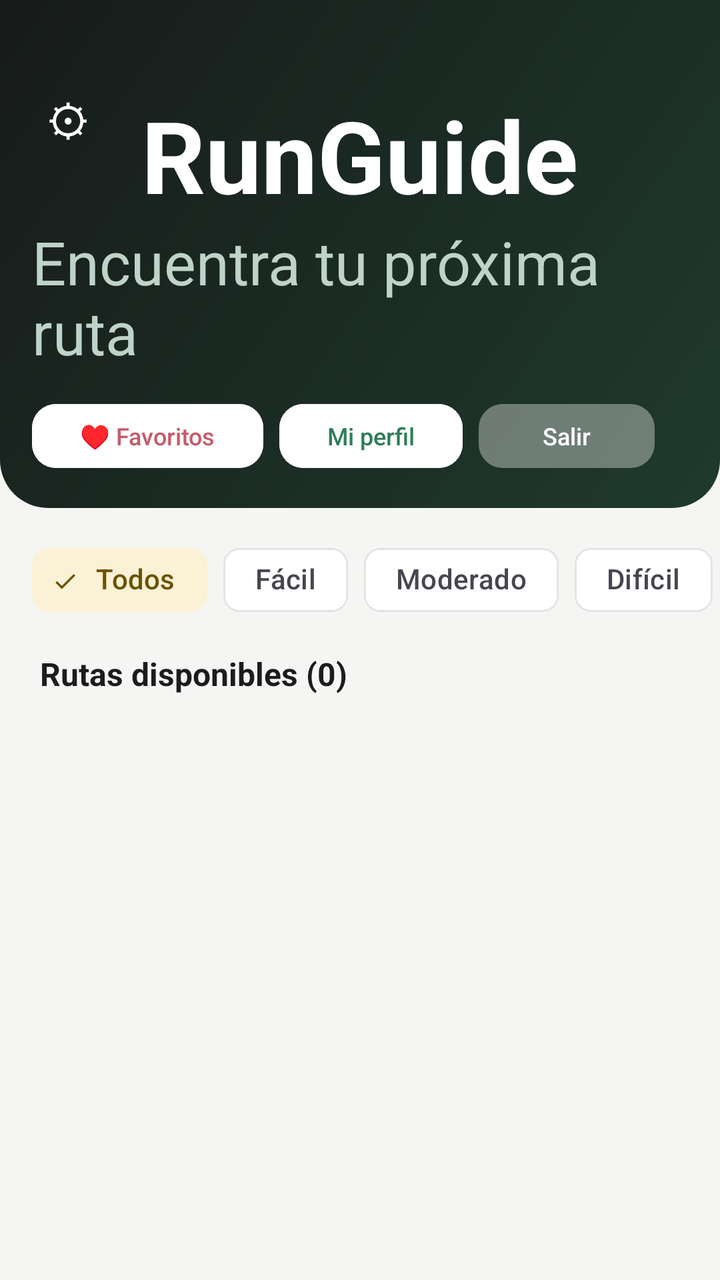
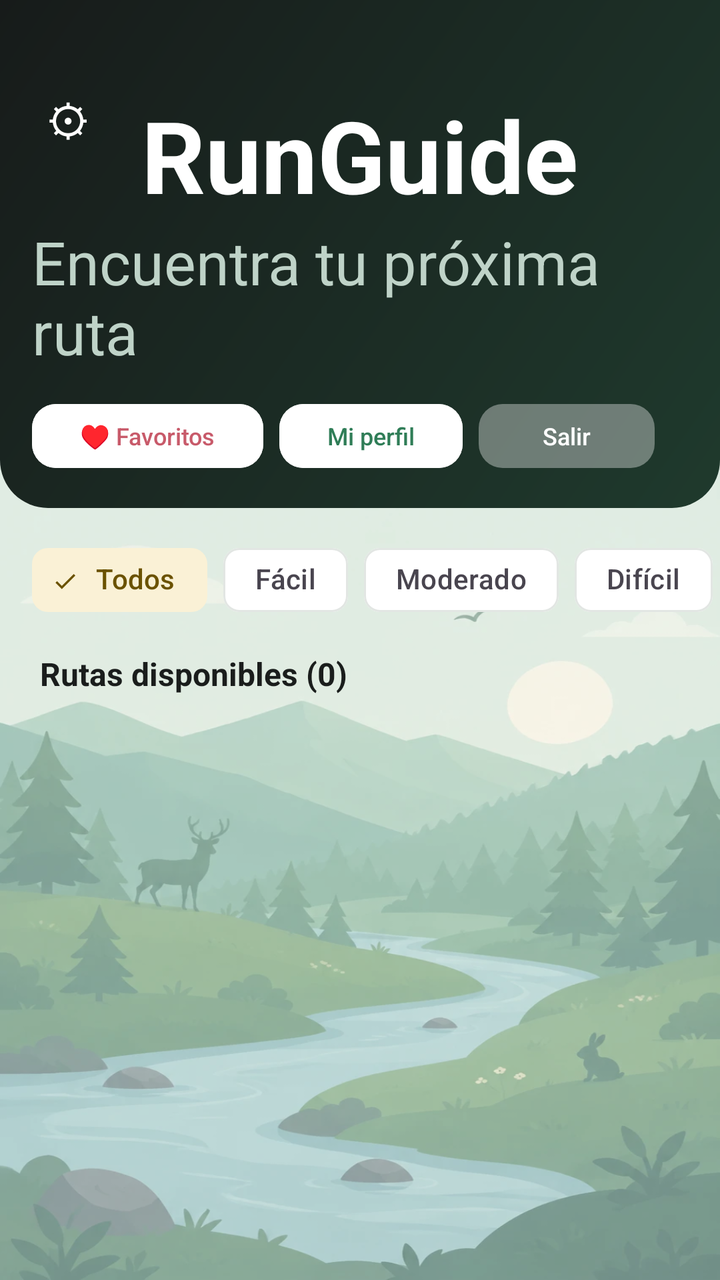

The first picture is an Android layout as it rendered before a commit; the second is the same layout after the commit. The layout source and the unified diff follow.
<!-- AndroidManifest.xml: application theme Theme.RunGuide -->
<!-- res/layout/activity_senderos.xml -->
<?xml version="1.0" encoding="utf-8"?>
<LinearLayout xmlns:android="http://schemas.android.com/apk/res/android"
    xmlns:app="http://schemas.android.com/apk/res-auto"
    android:layout_width="match_parent"
    android:layout_height="match_parent"
    android:orientation="vertical"
    android:background="@color/fondo_app">

    
    <FrameLayout
        android:layout_width="match_parent"
        android:layout_height="wrap_content">

    <LinearLayout
        android:layout_width="match_parent"
        android:layout_height="wrap_content"
        android:orientation="vertical"
        android:background="@drawable/bg_header"
        android:paddingTop="44dp"
        android:paddingBottom="16dp"
        android:paddingStart="16dp"
        android:paddingEnd="16dp">

        <TextView
            android:layout_width="wrap_content"
            android:layout_height="wrap_content"
            android:text="@string/runguide"
            android:textAlignment="center"
            android:layout_gravity="center"
            android:textColor="#FFFFFF"
            android:textSize="50sp"
            android:textStyle="bold" />

        <TextView
            android:layout_gravity="center"

            android:layout_width="wrap_content"
            android:layout_height="wrap_content"
            android:text="@string/encuentra_tu_proxima_ruta"
            android:textSize="30sp"
            android:textColor="#BFD3C8"
            android:layout_marginBottom="12dp" />

        <LinearLayout
            android:layout_width="match_parent"
            android:layout_height="wrap_content"
            android:orientation="horizontal"
            android:gravity="center_vertical">

            <Button
                android:id="@+id/btnFavoritos"
                android:layout_width="wrap_content"
                android:layout_height="40dp"
                android:text="@string/favoritos"
                android:textSize="12sp"
                android:textAllCaps="false"
                android:backgroundTint="#FFFFFF"
                android:textColor="@color/corazon"
                android:layout_marginEnd="8dp" />

            <Button
                android:id="@+id/btnDashboard"
                android:layout_width="wrap_content"
                android:layout_height="40dp"
                android:text="@string/mi_perfil"
                android:textSize="12sp"
                android:textAllCaps="false"
                android:backgroundTint="#FFFFFF"
                android:textColor="@color/verde_primario"
                android:layout_marginEnd="8dp" />

            <Button
                android:id="@+id/btnLogout"
                android:layout_width="wrap_content"
                android:layout_height="40dp"
                android:text="@string/salir"
                android:textSize="12sp"
                android:textAllCaps="false"
                android:backgroundTint="#33FFFFFF"
                android:textColor="#FFFFFF" />

        </LinearLayout>

        
        <LinearLayout
            android:id="@+id/rowAdmin"
            android:layout_width="match_parent"
            android:layout_height="wrap_content"
            android:orientation="horizontal"
            android:layout_marginTop="8dp"
            android:visibility="gone">

            <Button
                android:id="@+id/btnNuevoSendero"
                android:layout_width="wrap_content"
                android:layout_height="40dp"
                android:text="@string/nuevo_sendero_2"
                android:textSize="12sp"
                android:textAllCaps="false"
                android:backgroundTint="@color/amarillo"
                android:textColor="@color/texto_principal"
                android:layout_marginEnd="8dp" />

            <Button
                android:id="@+id/btnUsuarios"
                android:layout_width="wrap_content"
                android:layout_height="40dp"
                android:text="@string/usuarios"
                android:textSize="12sp"
                android:textAllCaps="false"
                android:backgroundTint="#FFFFFF"
                android:textColor="@color/verde_primario" />

        </LinearLayout>

    </LinearLayout>

        
        <Button
        android:id="@+id/btnAjustes"
        style="@style/Widget.Material3.Button.TextButton"
        android:layout_width="44dp"
        android:layout_height="40dp"
        android:layout_gravity="top|start"
        android:layout_marginTop="40dp"
        android:layout_marginStart="12dp"
        android:minWidth="0dp"
        android:padding="0dp"
        android:text="⚙"
        android:textSize="22sp"
        android:textColor="#FFFFFF"
        android:contentDescription="@string/ajustes" />


    </FrameLayout>

    
    <HorizontalScrollView
        android:layout_width="match_parent"
        android:layout_height="wrap_content"
        android:scrollbars="none"
        android:paddingTop="12dp">

        <com.google.android.material.chip.ChipGroup
            android:id="@+id/chipsDificultad"
            android:layout_width="wrap_content"
            android:layout_height="wrap_content"
            android:paddingStart="16dp"
            android:paddingEnd="16dp"
            app:singleSelection="true"
            app:selectionRequired="true"
            app:singleLine="true">

            <com.google.android.material.chip.Chip
                android:id="@+id/chipTodas"
                style="@style/Widget.Material3.Chip.Filter"
                android:layout_width="wrap_content"
                android:layout_height="wrap_content"
                android:text="@string/todos"
                android:checked="true" />

            <com.google.android.material.chip.Chip
                android:id="@+id/chipFacil"
                style="@style/Widget.Material3.Chip.Filter"
                android:layout_width="wrap_content"
                android:layout_height="wrap_content"
                android:text="@string/facil" />

            <com.google.android.material.chip.Chip
                android:id="@+id/chipModerada"
                style="@style/Widget.Material3.Chip.Filter"
                android:layout_width="wrap_content"
                android:layout_height="wrap_content"
                android:text="@string/moderado" />

            <com.google.android.material.chip.Chip
                android:id="@+id/chipDificil"
                style="@style/Widget.Material3.Chip.Filter"
                android:layout_width="wrap_content"
                android:layout_height="wrap_content"
                android:text="@string/dificil" />

        </com.google.android.material.chip.ChipGroup>
    </HorizontalScrollView>

    
    <TextView
        android:id="@+id/tvContador"
        android:layout_width="match_parent"
        android:layout_height="wrap_content"
        android:text="@string/rutas_disponibles_0"
        android:textSize="16sp"
        android:textStyle="bold"
        android:textColor="@color/texto_principal"
        android:paddingStart="20dp"
        android:paddingEnd="20dp"
        android:paddingTop="12dp"
        android:paddingBottom="4dp" />

    
    <LinearLayout
        android:id="@+id/estadoVacio"
        android:layout_width="match_parent"
        android:layout_height="wrap_content"
        android:orientation="vertical"
        android:gravity="center_horizontal"
        android:padding="32dp"
        android:visibility="gone">

        <TextView
            android:id="@+id/tvVacio"
            android:layout_width="wrap_content"
            android:layout_height="wrap_content"
            android:text="@string/sin_resultados"
            android:textSize="16sp"
            android:textColor="@color/texto_secundario" />

        <Button
            android:id="@+id/btnLimpiarFiltro"
            android:layout_width="wrap_content"
            android:layout_height="wrap_content"
            android:text="@string/limpiar_filtro"
            android:textAllCaps="false"
            android:backgroundTint="@color/verde_primario"
            android:textColor="#FFFFFF"
            android:layout_marginTop="12dp" />

    </LinearLayout>

    
    <androidx.recyclerview.widget.RecyclerView
        android:id="@+id/recyclerSenderos"
        android:layout_width="match_parent"
        android:layout_height="match_parent"
        android:clipToPadding="false"
        android:paddingBottom="16dp"
        android:layoutAnimation="@anim/layout_entrada" />

</LinearLayout>
<!-- resources referenced by this layout -->
<resources>
  <color name="amarillo">#E8B93C</color>
  <color name="corazon">#C85A6A</color>
  <color name="fondo_app">#F5F6F4</color>
  <color name="texto_principal">#1A1D1C</color>
  <color name="texto_secundario">#6B7370</color>
  <color name="verde_primario">#2F7D57</color>
  <string name="ajustes">Ajustes</string>
  <string name="dificil">Difícil</string>
  <string name="encuentra_tu_proxima_ruta">Encuentra tu próxima ruta</string>
  <string name="facil">Fácil</string>
  <string name="favoritos">♥ Favoritos</string>
  <string name="limpiar_filtro">Limpiar filtro</string>
  <string name="mi_perfil">Mi perfil</string>
  <string name="moderado">Moderado</string>
  <string name="nuevo_sendero_2">＋ Nuevo sendero</string>
  <string name="runguide">RunGuide</string>
  <string name="rutas_disponibles_0">Rutas disponibles (0)</string>
  <string name="salir">Salir</string>
  <string name="sin_resultados">Sin resultados</string>
  <string name="todos">Todos</string>
  <string name="usuarios">👥 Usuarios</string>
  <style name="Theme.RunGuide" parent="Base.Theme.RunGuide" />
  <style name="Base.Theme.RunGuide" parent="Theme.Material3.DayNight.NoActionBar">
          <item name="colorPrimary">@color/verde_primario</item>
          <item name="colorOnPrimary">@color/white</item>
          <item name="colorPrimaryContainer">@color/verde_claro</item>
          <item name="colorOnPrimaryContainer">@color/verde_oscuro</item>
          <item name="colorSecondary">@color/amarillo</item>
          <item name="colorOnSecondary">@color/negro_carbon</item>
          <item name="colorSecondaryContainer">@color/amarillo_claro</item>
          <item name="colorOnSecondaryContainer">@color/amarillo_texto</item>
          <item name="colorOutline">@color/borde</item>
          <item name="colorSurface">@color/superficie</item>
          <item name="colorOnSurface">@color/texto_principal</item>
          <item name="android:colorBackground">@color/fondo_app</item>
          <item name="android:textColorPrimary">@color/texto_principal</item>
          <item name="android:textColorSecondary">@color/texto_secundario</item>
          <item name="android:statusBarColor">@color/negro_carbon</item>
          <item name="android:windowLightStatusBar">false</item>
          <item name="materialButtonStyle">@style/Widget.RunGuide.Button</item>
          <item name="shapeAppearanceSmallComponent">@style/ShapeAppearance.RunGuide.Small</item>
          <item name="shapeAppearanceMediumComponent">@style/ShapeAppearance.RunGuide.Medium</item>
      </style>
  <color name="white">#FFFFFFFF</color>
  <color name="verde_claro">#E7F0EA</color>
  <color name="verde_oscuro">#1F5A3F</color>
  <color name="negro_carbon">#171B1A</color>
  <color name="amarillo_claro">#FAF1D6</color>
  <color name="amarillo_texto">#6B5200</color>
  <color name="borde">#E2E6E3</color>
  <color name="superficie">#FFFFFF</color>
  <style name="ShapeAppearance.RunGuide.Small" parent="ShapeAppearance.Material3.SmallComponent">
          <item name="cornerFamily">rounded</item>
          <item name="cornerSize">12dp</item>
      </style>
  <style name="ShapeAppearance.RunGuide.Medium" parent="ShapeAppearance.Material3.MediumComponent">
          <item name="cornerFamily">rounded</item>
          <item name="cornerSize">18dp</item>
      </style>
  <!-- unchanged entries left out for length: 2 -->
</resources>

<!-- the commit's change to res/layout/activity_senderos.xml (unified diff, before → after) -->
@@ -4,7 +4,7 @@
     android:layout_width="match_parent"
     android:layout_height="match_parent"
     android:orientation="vertical"
-    android:background="@color/fondo_app">
+    android:background="@android:color/transparent">
 
     
     <FrameLayout
<!-- resource entries referenced after the edit -->
@@ -3,6 +3,21 @@
   <color name="amarillo">#E8B93C</color>
   <color name="corazon">#C85A6A</color>
   <color name="fondo_app">#F5F6F4</color>
+  <!-- drawable fondo_app (drawable) -->
+  <?xml version="1.0" encoding="utf-8"?>
+  <layer-list xmlns:android="http://schemas.android.com/apk/res/android">
+      <item android:drawable="@color/fondo_app" />
+      <item>
+          <bitmap
+              android:src="@drawable/fondo_paisaje"
+              android:gravity="fill" />
+      </item>
+      <item>
+          <shape android:shape="rectangle">
+              <solid android:color="@color/velo_fondo" />
+          </shape>
+      </item>
+  </layer-list>
   <color name="texto_principal">#1A1D1C</color>
   <color name="texto_secundario">#6B7370</color>
   <color name="verde_primario">#2F7D57</color>
@@ -35,6 +50,7 @@
           <item name="colorSurface">@color/superficie</item>
           <item name="colorOnSurface">@color/texto_principal</item>
           <item name="android:colorBackground">@color/fondo_app</item>
+          <item name="android:windowBackground">@drawable/fondo_app</item>
           <item name="android:textColorPrimary">@color/texto_principal</item>
           <item name="android:textColorSecondary">@color/texto_secundario</item>
           <item name="android:statusBarColor">@color/negro_carbon</item>
@@ -59,6 +75,8 @@
           <item name="cornerFamily">rounded</item>
           <item name="cornerSize">18dp</item>
       </style>
+  <!-- drawable fondo_paisaje: webp bitmap (drawable-nodpi, 37966 bytes) -->
+  <color name="velo_fondo">#4DF5F6F4</color>
   <!-- unchanged entries left out for length: 2 -->
 </resources>
 
